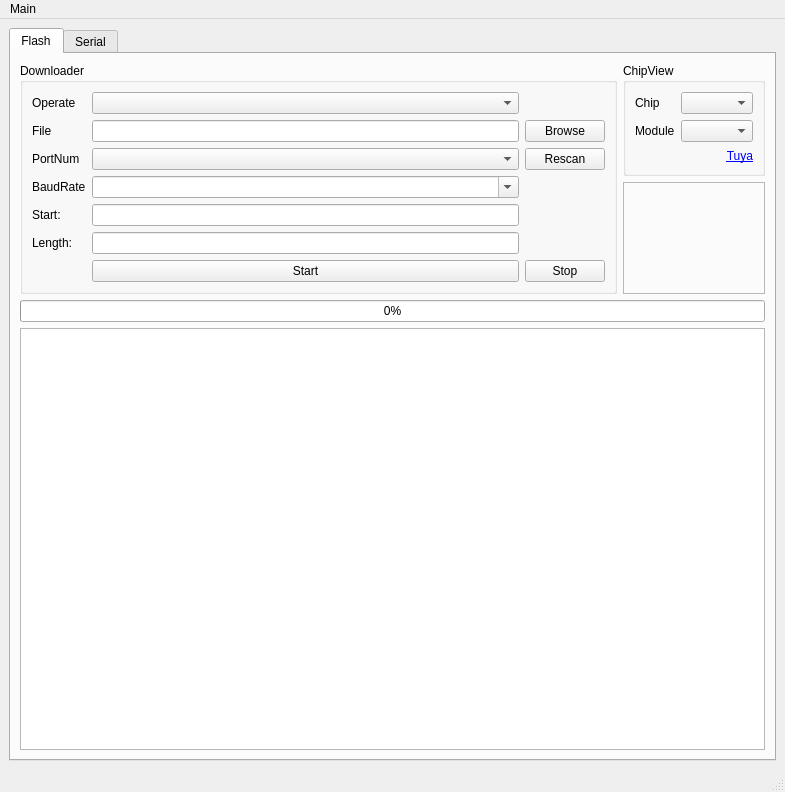
Qt form tyutool/gui/ui_main.ui (tuya/tyutool) before a commit.
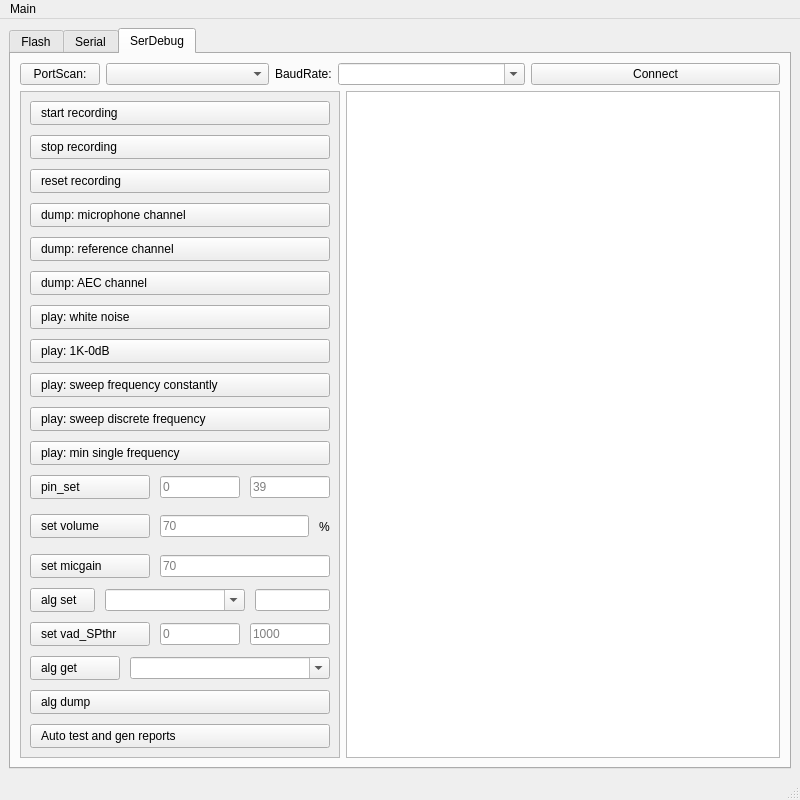
The same form after that commit. The open tabs and pages were chosen to show the change.

Commit message:
Ai debug gui (#19)
* ser debub ui init

* ser debug ui 80%

* format gui

* ser debug logger

* 1.fix gui logger; 2.tag 2.0.4

---------

Patch:
```diff
--- a/tyutool/gui/ui_main.ui
+++ b/tyutool/gui/ui_main.ui
@@ -6,15 +6,15 @@
    <rect>
     <x>0</x>
     <y>0</y>
-    <width>785</width>
-    <height>792</height>
+    <width>800</width>
+    <height>800</height>
    </rect>
   </property>
   <property name="windowTitle">
    <string>Tuya Uart Tool</string>
   </property>
   <widget class="QWidget" name="centralwidget">
-   <layout class="QHBoxLayout" name="horizontalLayout_9">
+   <layout class="QVBoxLayout" name="verticalLayout_10">
     <item>
      <widget class="QTabWidget" name="tabWidget">
       <property name="currentIndex">
@@ -443,6 +443,587 @@
         </item>
        </layout>
       </widget>
+      <widget class="QWidget" name="tabSerDebug">
+       <attribute name="title">
+        <string>SerDebug</string>
+       </attribute>
+       <layout class="QVBoxLayout" name="verticalLayout_12">
+        <item>
+         <layout class="QHBoxLayout" name="horizontalLayout_8">
+          <item>
+           <layout class="QHBoxLayout" name="horizontalLayout_29">
+            <item>
+             <widget class="QPushButton" name="pushButtonSDCom">
+              <property name="sizePolicy">
+               <sizepolicy hsizetype="Fixed" vsizetype="Fixed">
+                <horstretch>0</horstretch>
+                <verstretch>0</verstretch>
+               </sizepolicy>
+              </property>
+              <property name="text">
+               <string>PortScan:</string>
+              </property>
+             </widget>
+            </item>
+            <item>
+             <widget class="QComboBox" name="comboBoxSDPort"/>
+            </item>
+           </layout>
+          </item>
+          <item>
+           <layout class="QHBoxLayout" name="horizontalLayout_30">
+            <item>
+             <widget class="QLabel" name="labelSDBaud">
+              <property name="sizePolicy">
+               <sizepolicy hsizetype="Fixed" vsizetype="Preferred">
+                <horstretch>0</horstretch>
+                <verstretch>0</verstretch>
+               </sizepolicy>
+              </property>
+              <property name="text">
+               <string>BaudRate:</string>
+              </property>
+             </widget>
+            </item>
+            <item>
+             <widget class="QComboBox" name="comboBoxSDBaud">
+              <property name="editable">
+               <bool>true</bool>
+              </property>
+             </widget>
+            </item>
+           </layout>
+          </item>
+          <item>
+           <widget class="QPushButton" name="pushButtonSDConnect">
+            <property name="text">
+             <string>Connect</string>
+            </property>
+           </widget>
+          </item>
+         </layout>
+        </item>
+        <item>
+         <layout class="QHBoxLayout" name="horizontalLayout_9">
+          <item>
+           <widget class="QScrollArea" name="scrollArea">
+            <property name="sizePolicy">
+             <sizepolicy hsizetype="Maximum" vsizetype="Expanding">
+              <horstretch>0</horstretch>
+              <verstretch>0</verstretch>
+             </sizepolicy>
+            </property>
+            <property name="maximumSize">
+             <size>
+              <width>320</width>
+              <height>16777215</height>
+             </size>
+            </property>
+            <property name="widgetResizable">
+             <bool>true</bool>
+            </property>
+            <widget class="QWidget" name="scrollAreaWidgetContents">
+             <property name="geometry">
+              <rect>
+               <x>0</x>
+               <y>0</y>
+               <width>304</width>
+               <height>768</height>
+              </rect>
+             </property>
+             <layout class="QVBoxLayout" name="verticalLayout_11">
+              <property name="spacing">
+               <number>10</number>
+              </property>
+              <item>
+               <layout class="QHBoxLayout" name="horizontalLayout_12">
+                <item>
+                 <widget class="QPushButton" name="pushButtonSDStart">
+                  <property name="styleSheet">
+                   <string notr="true">text-align: left;
+padding-left: 10px;
+padding-top: 4px;
+padding-bottom: 4px;</string>
+                  </property>
+                  <property name="text">
+                   <string>start recording</string>
+                  </property>
+                 </widget>
+                </item>
+               </layout>
+              </item>
+              <item>
+               <layout class="QHBoxLayout" name="horizontalLayout_13">
+                <item>
+                 <widget class="QPushButton" name="pushButtonSDStop">
+                  <property name="styleSheet">
+                   <string notr="true">text-align: left;
+padding-left: 10px;
+padding-top: 4px;
+padding-bottom: 4px;</string>
+                  </property>
+                  <property name="text">
+                   <string>stop recording</string>
+                  </property>
+                 </widget>
+                </item>
+               </layout>
+              </item>
+              <item>
+               <layout class="QHBoxLayout" name="horizontalLayout_14">
+                <item>
+                 <widget class="QPushButton" name="pushButtonSDReset">
+                  <property name="styleSheet">
+                   <string notr="true">text-align: left;
+padding-left: 10px;
+padding-top: 4px;
+padding-bottom: 4px;</string>
+                  </property>
+                  <property name="text">
+                   <string>reset recording</string>
+                  </property>
+                 </widget>
+                </item>
+               </layout>
+              </item>
+              <item>
+               <layout class="QHBoxLayout" name="horizontalLayout_15">
+                <item>
+                 <widget class="QPushButton" name="pushButtonSDDump0">
+                  <property name="styleSheet">
+                   <string notr="true">text-align: left;
+padding-left: 10px;
+padding-top: 4px;
+padding-bottom: 4px;</string>
+                  </property>
+                  <property name="text">
+                   <string>dump: microphone channel</string>
+                  </property>
+                 </widget>
+                </item>
+               </layout>
+              </item>
+              <item>
+               <layout class="QHBoxLayout" name="horizontalLayout_16">
+                <item>
+                 <widget class="QPushButton" name="pushButtonSDDump1">
+                  <property name="styleSheet">
+                   <string notr="true">text-align: left;
+padding-left: 10px;
+padding-top: 4px;
+padding-bottom: 4px;</string>
+                  </property>
+                  <property name="text">
+                   <string>dump: reference channel</string>
+                  </property>
+                 </widget>
+                </item>
+               </layout>
+              </item>
+              <item>
+               <layout class="QHBoxLayout" name="horizontalLayout_17">
+                <item>
+                 <widget class="QPushButton" name="pushButtonSDDump2">
+                  <property name="styleSheet">
+                   <string notr="true">text-align: left;
+padding-left: 10px;
+padding-top: 4px;
+padding-bottom: 4px;</string>
+                  </property>
+                  <property name="text">
+                   <string>dump: AEC channel</string>
+                  </property>
+                 </widget>
+                </item>
+               </layout>
+              </item>
+              <item>
+               <layout class="QHBoxLayout" name="horizontalLayout_18">
+                <item>
+                 <widget class="QPushButton" name="pushButtonSDBg0">
+                  <property name="styleSheet">
+                   <string notr="true">text-align: left;
+padding-left: 10px;
+padding-top: 4px;
+padding-bottom: 4px;</string>
+                  </property>
+                  <property name="text">
+                   <string>play: white noise</string>
+                  </property>
+                 </widget>
+                </item>
+               </layout>
+              </item>
+              <item>
+               <layout class="QVBoxLayout" name="verticalLayout_13">
+                <item>
+                 <widget class="QPushButton" name="pushButtonSDBg1">
+                  <property name="styleSheet">
+                   <string notr="true">text-align: left;
+padding-left: 10px;
+padding-top: 4px;
+padding-bottom: 4px;</string>
+                  </property>
+                  <property name="text">
+                   <string>play: 1K-0dB</string>
+                  </property>
+                 </widget>
+                </item>
+               </layout>
+              </item>
+              <item>
+               <layout class="QHBoxLayout" name="horizontalLayout_20">
+                <item>
+                 <widget class="QPushButton" name="pushButtonSDBg2">
+                  <property name="styleSheet">
+                   <string notr="true">text-align: left;
+padding-left: 10px;
+padding-top: 4px;
+padding-bottom: 4px;</string>
+                  </property>
+                  <property name="text">
+                   <string>play: sweep frequency constantly</string>
+                  </property>
+                 </widget>
+                </item>
+               </layout>
+              </item>
+              <item>
+               <layout class="QHBoxLayout" name="horizontalLayout_21">
+                <item>
+                 <widget class="QPushButton" name="pushButtonSDBg3">
+                  <property name="styleSheet">
+                   <string notr="true">text-align: left;
+padding-left: 10px;
+padding-top: 4px;
+padding-bottom: 4px;</string>
+                  </property>
+                  <property name="text">
+                   <string>play: sweep discrete frequency</string>
+                  </property>
+                 </widget>
+                </item>
+               </layout>
+              </item>
+              <item>
+               <layout class="QHBoxLayout" name="horizontalLayout_22">
+                <item>
+                 <widget class="QPushButton" name="pushButtonSDBg4">
+                  <property name="styleSheet">
+                   <string notr="true">text-align: left;
+padding-left: 10px;
+padding-top: 4px;
+padding-bottom: 4px;</string>
+                  </property>
+                  <property name="text">
+                   <string>play: min single frequency</string>
+                  </property>
+                 </widget>
+                </item>
+               </layout>
+              </item>
+              <item>
+               <layout class="QHBoxLayout" name="horizontalLayout_27">
+                <item>
+                 <widget class="QPushButton" name="pushButtonSDPinSet">
+                  <property name="minimumSize">
+                   <size>
+                    <width>120</width>
+                    <height>0</height>
+                   </size>
+                  </property>
+                  <property name="styleSheet">
+                   <string notr="true">text-align: left;
+padding-left: 10px;
+padding-top: 4px;
+padding-bottom: 4px;</string>
+                  </property>
+                  <property name="text">
+                   <string>pin_set</string>
+                  </property>
+                 </widget>
+                </item>
+                <item>
+                 <widget class="QLineEdit" name="lineEditSDPinSetT">
+                  <property name="placeholderText">
+                   <string>0</string>
+                  </property>
+                 </widget>
+                </item>
+                <item>
+                 <widget class="QLineEdit" name="lineEditSDPinSetV">
+                  <property name="placeholderText">
+                   <string>39</string>
+                  </property>
+                 </widget>
+                </item>
+               </layout>
+              </item>
+              <item>
+               <layout class="QHBoxLayout" name="horizontalLayout_23">
+                <item>
+                 <widget class="QPushButton" name="pushButtonSDVolume">
+                  <property name="minimumSize">
+                   <size>
+                    <width>120</width>
+                    <height>0</height>
+                   </size>
+                  </property>
+                  <property name="styleSheet">
+                   <string notr="true">text-align: left;
+padding-left: 10px;
+padding-top: 4px;
+padding-bottom: 4px;</string>
+                  </property>
+                  <property name="text">
+                   <string>set volume</string>
+                  </property>
+                 </widget>
+                </item>
+                <item>
+                 <widget class="QLineEdit" name="lineEditSDVolume">
+                  <property name="inputMask">
+                   <string/>
+                  </property>
+                  <property name="placeholderText">
+                   <string>70</string>
+                  </property>
+                 </widget>
+                </item>
+                <item>
+                 <widget class="QLabel" name="label_3">
+                  <property name="text">
+                   <string>%</string>
+                  </property>
+                 </widget>
+                </item>
+               </layout>
+              </item>
+              <item>
+               <layout class="QHBoxLayout" name="horizontalLayout_11">
+                <item>
+                 <widget class="QPushButton" name="pushButtonSDMicgain">
+                  <property name="minimumSize">
+                   <size>
+                    <width>120</width>
+                    <height>0</height>
+                   </size>
+                  </property>
+                  <property name="styleSheet">
+                   <string notr="true">text-align: left;
+padding-left: 10px;
+padding-top: 4px;
+padding-bottom: 4px;</string>
+                  </property>
+                  <property name="text">
+                   <string>set micgain</string>
+                  </property>
+                 </widget>
+                </item>
+                <item>
+                 <widget class="QLineEdit" name="lineEditSDMicgain">
+                  <property name="placeholderText">
+                   <string>70</string>
+                  </property>
+                 </widget>
+                </item>
+               </layout>
+              </item>
+              <item>
+               <layout class="QHBoxLayout" name="horizontalLayout_24">
+                <item>
+                 <widget class="QPushButton" name="pushButtonSDAlgSet">
+                  <property name="minimumSize">
+                   <size>
+                    <width>65</width>
+                    <height>0</height>
+                   </size>
+                  </property>
+                  <property name="styleSheet">
+                   <string notr="true">text-align: left;
+padding-left: 10px;
+padding-top: 4px;
+padding-bottom: 4px;</string>
+                  </property>
+                  <property name="text">
+                   <string>alg set</string>
+                  </property>
+                 </widget>
+                </item>
+                <item>
+                 <widget class="QComboBox" name="comboBoxSDAlgSetP">
+                  <property name="sizePolicy">
+                   <sizepolicy hsizetype="Minimum" vsizetype="Fixed">
+                    <horstretch>0</horstretch>
+                    <verstretch>0</verstretch>
+                   </sizepolicy>
+                  </property>
+                  <property name="minimumSize">
+                   <size>
+                    <width>140</width>
+                    <height>0</height>
+                   </size>
+                  </property>
+                  <property name="editable">
+                   <bool>true</bool>
+                  </property>
+                 </widget>
+                </item>
+                <item>
+                 <widget class="QLineEdit" name="lineEditSDAlgSetV">
+                  <property name="sizePolicy">
+                   <sizepolicy hsizetype="Minimum" vsizetype="Fixed">
+                    <horstretch>0</horstretch>
+                    <verstretch>0</verstretch>
+                   </sizepolicy>
+                  </property>
+                  <property name="minimumSize">
+                   <size>
+                    <width>50</width>
+                    <height>0</height>
+                   </size>
+                  </property>
+                 </widget>
+                </item>
+               </layout>
+              </item>
+              <item>
+               <layout class="QHBoxLayout" name="horizontalLayout_25">
+                <item>
+                 <widget class="QPushButton" name="pushButtonSDAlgSetVad">
+                  <property name="minimumSize">
+                   <size>
+                    <width>120</width>
+                    <height>0</height>
+                   </size>
+                  </property>
+                  <property name="styleSheet">
+                   <string notr="true">text-align: left;
+padding-left: 10px;
+padding-top: 4px;
+padding-bottom: 4px;</string>
+                  </property>
+                  <property name="text">
+                   <string>set vad_SPthr</string>
+                  </property>
+                 </widget>
+                </item>
+                <item>
+                 <widget class="QLineEdit" name="lineEditSDAlgSetVadC">
+                  <property name="placeholderText">
+                   <string>0</string>
+                  </property>
+                 </widget>
+                </item>
+                <item>
+                 <widget class="QLineEdit" name="lineEditSDAlgSetVadV">
+                  <property name="placeholderText">
+                   <string>1000</string>
+                  </property>
+                 </widget>
+                </item>
+               </layout>
+              </item>
+              <item>
+               <layout class="QHBoxLayout" name="horizontalLayout_26">
+                <item>
+                 <widget class="QPushButton" name="pushButtonSDAlgGet">
+                  <property name="sizePolicy">
+                   <sizepolicy hsizetype="Expanding" vsizetype="Fixed">
+                    <horstretch>0</horstretch>
+                    <verstretch>0</verstretch>
+                   </sizepolicy>
+                  </property>
+                  <property name="minimumSize">
+                   <size>
+                    <width>0</width>
+                    <height>0</height>
+                   </size>
+                  </property>
+                  <property name="styleSheet">
+                   <string notr="true">text-align: left;
+padding-left: 10px;
+padding-top: 4px;
+padding-bottom: 4px;</string>
+                  </property>
+                  <property name="text">
+                   <string>alg get</string>
+                  </property>
+                 </widget>
+                </item>
+                <item>
+                 <widget class="QComboBox" name="comboBoxSDAlgGetP">
+                  <property name="minimumSize">
+                   <size>
+                    <width>200</width>
+                    <height>0</height>
+                   </size>
+                  </property>
+                  <property name="editable">
+                   <bool>true</bool>
+                  </property>
+                 </widget>
+                </item>
+               </layout>
+              </item>
+              <item>
+               <layout class="QHBoxLayout" name="horizontalLayout_28">
+                <item>
+                 <widget class="QPushButton" name="pushButtonSDAlgDump">
+                  <property name="styleSheet">
+                   <string notr="true">text-align: left;
+padding-left: 10px;
+padding-top: 4px;
+padding-bottom: 4px;</string>
+                  </property>
+                  <property name="text">
+                   <string>alg dump</string>
+                  </property>
+                 </widget>
+                </item>
+               </layout>
+              </item>
+              <item>
+               <layout class="QVBoxLayout" name="verticalLayout_14">
+                <item>
+                 <widget class="QPushButton" name="pushButtonAutoTest">
+                  <property name="styleSheet">
+                   <string notr="true">text-align: left;
+padding-left: 10px;
+padding-top: 4px;
+padding-bottom: 4px;</string>
+                  </property>
+                  <property name="text">
+                   <string>Auto test and gen reports</string>
+                  </property>
+                 </widget>
+                </item>
+               </layout>
+              </item>
+             </layout>
+            </widget>
+           </widget>
+          </item>
+          <item>
+           <widget class="QTextBrowser" name="textBrowserSD">
+            <property name="sizePolicy">
+             <sizepolicy hsizetype="Minimum" vsizetype="Expanding">
+              <horstretch>0</horstretch>
+              <verstretch>0</verstretch>
+             </sizepolicy>
+            </property>
+            <property name="minimumSize">
+             <size>
+              <width>400</width>
+              <height>0</height>
+             </size>
+            </property>
+           </widget>
+          </item>
+         </layout>
+        </item>
+       </layout>
+      </widget>
      </widget>
     </item>
    </layout>
@@ -452,7 +1033,7 @@
     <rect>
      <x>0</x>
      <y>0</y>
-     <width>785</width>
+     <width>800</width>
      <height>23</height>
     </rect>
    </property>
```
Left out of the diff: 18 changed lines with no effect on the pictures. The commit also changes 10 other files.
